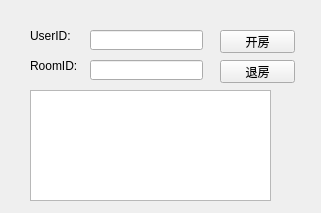
This is Client/reception.ui in Seizzzz/AirConditionerSolution as Qt 5 draws it before an edit. The edited form follows.
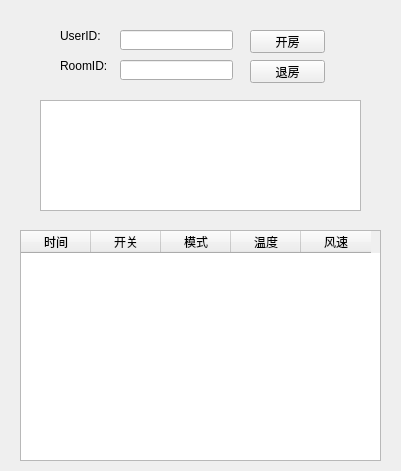
This is the edited form.

```diff
--- a/Client/reception.ui
+++ b/Client/reception.ui
@@ -6,8 +6,8 @@
    <rect>
     <x>0</x>
     <y>0</y>
-    <width>321</width>
-    <height>213</height>
+    <width>401</width>
+    <height>471</height>
    </rect>
   </property>
   <property name="windowTitle">
@@ -16,7 +16,7 @@
   <widget class="QPushButton" name="pushButtonCheckIn">
    <property name="geometry">
     <rect>
-     <x>220</x>
+     <x>250</x>
      <y>30</y>
      <width>75</width>
      <height>23</height>
@@ -29,7 +29,7 @@
   <widget class="QPushButton" name="pushButtonCheckOut">
    <property name="geometry">
     <rect>
-     <x>220</x>
+     <x>250</x>
      <y>60</y>
      <width>75</width>
      <height>23</height>
@@ -42,7 +42,7 @@
   <widget class="QLineEdit" name="lineEditCheckOut">
    <property name="geometry">
     <rect>
-     <x>90</x>
+     <x>120</x>
      <y>60</y>
      <width>113</width>
      <height>20</height>
@@ -52,9 +52,9 @@
   <widget class="QPlainTextEdit" name="plainTextInfo">
    <property name="geometry">
     <rect>
-     <x>30</x>
-     <y>90</y>
-     <width>241</width>
+     <x>40</x>
+     <y>100</y>
+     <width>321</width>
      <height>111</height>
     </rect>
    </property>
@@ -62,7 +62,7 @@
   <widget class="QLineEdit" name="lineEditCheckIn">
    <property name="geometry">
     <rect>
-     <x>90</x>
+     <x>120</x>
      <y>30</y>
      <width>113</width>
      <height>20</height>
@@ -72,7 +72,7 @@
   <widget class="QLabel" name="label">
    <property name="geometry">
     <rect>
-     <x>30</x>
+     <x>60</x>
      <y>30</y>
      <width>54</width>
      <height>12</height>
@@ -85,7 +85,7 @@
   <widget class="QLabel" name="label_2">
    <property name="geometry">
     <rect>
-     <x>30</x>
+     <x>60</x>
      <y>60</y>
      <width>54</width>
      <height>12</height>
@@ -95,6 +95,44 @@
     <string>RoomID:</string>
    </property>
   </widget>
+  <widget class="QTableWidget" name="tableWidget">
+   <property name="geometry">
+    <rect>
+     <x>20</x>
+     <y>230</y>
+     <width>361</width>
+     <height>231</height>
+    </rect>
+   </property>
+   <attribute name="horizontalHeaderDefaultSectionSize">
+    <number>70</number>
+   </attribute>
+   <column>
+    <property name="text">
+     <string>时间</string>
+    </property>
+   </column>
+   <column>
+    <property name="text">
+     <string>开关</string>
+    </property>
+   </column>
+   <column>
+    <property name="text">
+     <string>模式</string>
+    </property>
+   </column>
+   <column>
+    <property name="text">
+     <string>温度</string>
+    </property>
+   </column>
+   <column>
+    <property name="text">
+     <string>风速</string>
+    </property>
+   </column>
+  </widget>
  </widget>
  <resources/>
  <connections/>
```
